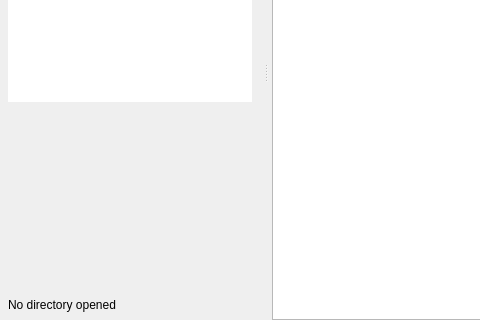
Qt form qimgv/gui/folderview/folderview.ui (do-i/thumbgrid) before a commit; both pictures show x 0 to 480 and y 214 to 534 of the 670 by 534 pixel window.
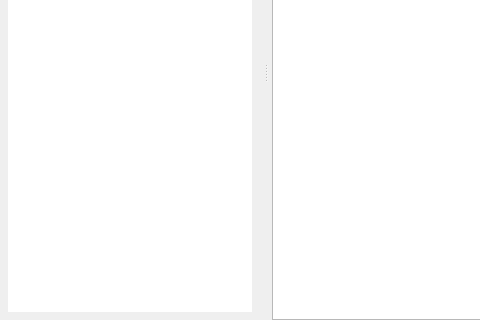
The same form after that commit. Custom widgets are drawn as their Qt base class.

Commit message: [folderview] remove path label at the bottom

What changed in the file:
```diff
--- a/qimgv/gui/folderview/folderview.ui
+++ b/qimgv/gui/folderview/folderview.ui
@@ -675,50 +675,6 @@
               </attribute>
              </widget>
             </item>
-            <item>
-             <spacer name="verticalSpacer_3">
-              <property name="orientation">
-               <enum>Qt::Vertical</enum>
-              </property>
-              <property name="sizeType">
-               <enum>QSizePolicy::MinimumExpanding</enum>
-              </property>
-              <property name="sizeHint" stdset="0">
-               <size>
-                <width>20</width>
-                <height>10</height>
-               </size>
-              </property>
-             </spacer>
-            </item>
-            <item>
-             <widget class="QLabel" name="directoryPathLabel">
-              <property name="enabled">
-               <bool>true</bool>
-              </property>
-              <property name="sizePolicy">
-               <sizepolicy hsizetype="Expanding" vsizetype="Preferred">
-                <horstretch>0</horstretch>
-                <verstretch>0</verstretch>
-               </sizepolicy>
-              </property>
-              <property name="minimumSize">
-               <size>
-                <width>120</width>
-                <height>0</height>
-               </size>
-              </property>
-              <property name="accessibleName">
-               <string>FolderViewPathBar</string>
-              </property>
-              <property name="text">
-               <string>No directory opened</string>
-              </property>
-              <property name="wordWrap">
-               <bool>false</bool>
-              </property>
-             </widget>
-            </item>
            </layout>
           </widget>
           <widget class="QWidget" name="thumbnailGridHolder" native="true">
```
The commit also changes 1 other file.
